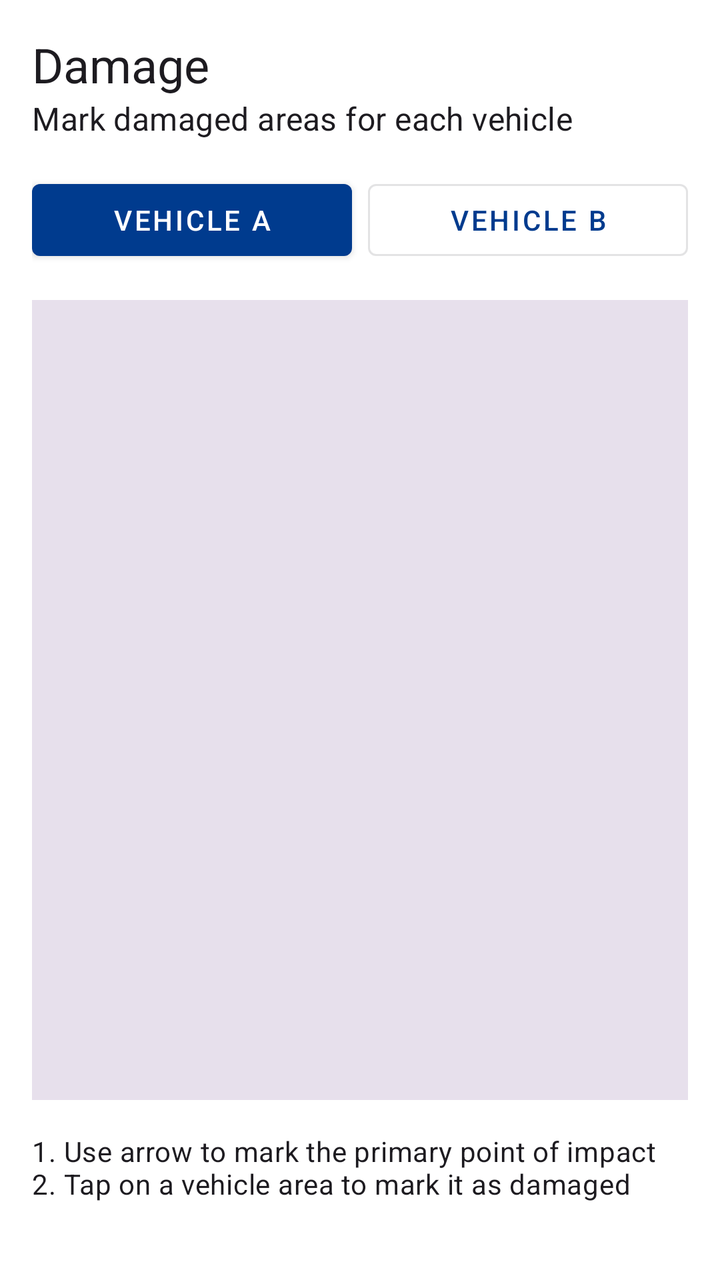
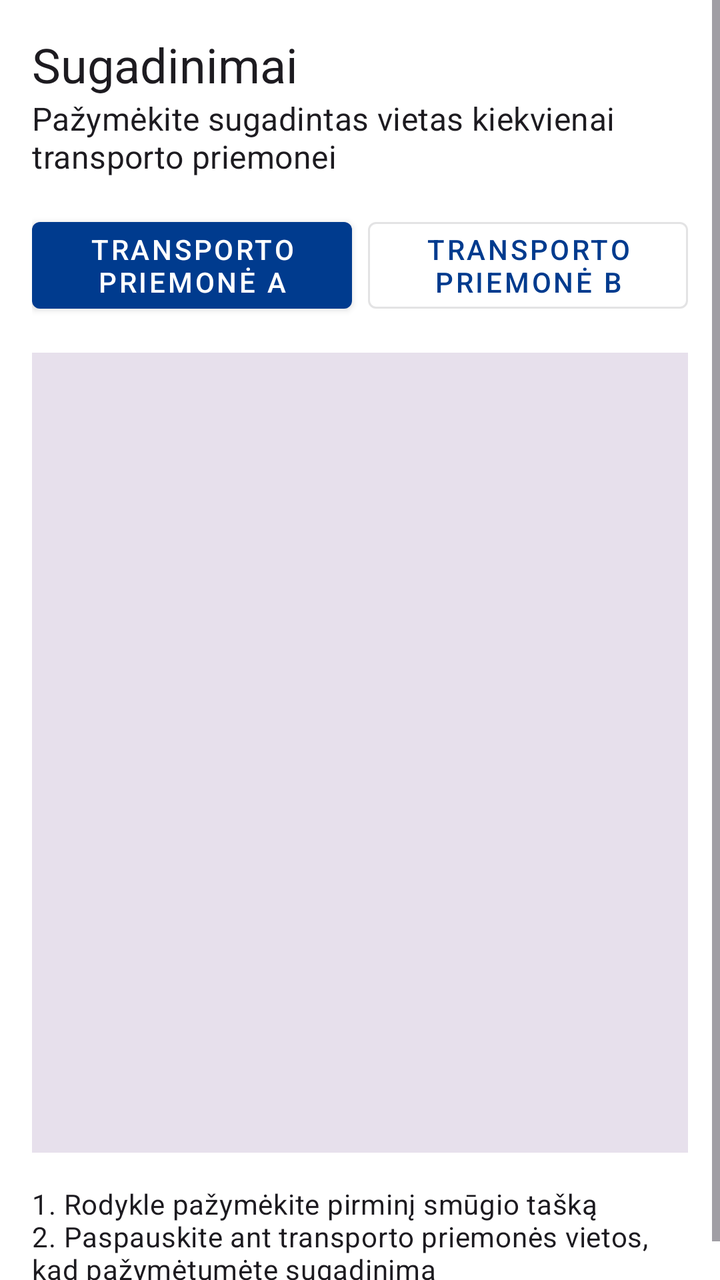

Before-and-after screenshots of an Android layout around one commit, followed by the original layout XML and the change that was made.
<!-- AndroidManifest.xml: application theme Theme.AccidentReportingApp -->
<!-- res/layout/step_damage.xml -->
<?xml version="1.0" encoding="utf-8"?>
<ScrollView xmlns:android="http://schemas.android.com/apk/res/android"
    xmlns:app="http://schemas.android.com/apk/res-auto"
    android:layout_width="match_parent"
    android:layout_height="match_parent"
    android:fillViewport="true">

    <LinearLayout
        android:layout_width="match_parent"
        android:layout_height="wrap_content"
        android:orientation="vertical"
        android:padding="16dp">

        <TextView
            android:id="@+id/header_damage"
            android:layout_width="wrap_content"
            android:layout_height="wrap_content"
            android:text="Damage"
            android:textAppearance="?attr/textAppearanceHeadline5" />

        <TextView
            android:id="@+id/subtitle_damage"
            android:layout_width="wrap_content"
            android:layout_height="wrap_content"
            android:text="Mark damaged areas for each vehicle"
            android:textAppearance="?attr/textAppearanceSubtitle1" />

        <LinearLayout
            android:layout_width="match_parent"
            android:layout_height="wrap_content"
            android:layout_marginTop="16dp"
            android:orientation="horizontal">

            <com.google.android.material.button.MaterialButton
                android:id="@+id/tab_damage_a"
                style="@style/Widget.MaterialComponents.Button"
                android:layout_width="0dp"
                android:layout_height="wrap_content"
                android:layout_weight="1"
                android:text="Vehicle A" />

            <com.google.android.material.button.MaterialButton
                android:id="@+id/tab_damage_b"
                style="@style/Widget.MaterialComponents.Button.OutlinedButton"
                android:layout_width="0dp"
                android:layout_height="wrap_content"
                android:layout_weight="1"
                android:layout_marginStart="8dp"
                android:text="Vehicle B" />
        </LinearLayout>

        <FrameLayout
            android:id="@+id/damage_diagram_container"
            android:layout_width="match_parent"
            android:layout_height="400dp"
            android:layout_marginTop="16dp"
            android:background="?attr/colorSurfaceVariant" />

        <TextView
            android:id="@+id/instructions_damage"
            android:layout_width="match_parent"
            android:layout_height="wrap_content"
            android:layout_marginTop="16dp"
            android:text="1. Use arrow to mark the primary point of impact\n2. Tap on a vehicle area to mark it as damaged"
            android:textAppearance="?attr/textAppearanceBody2" />

    </LinearLayout>
</ScrollView>
<!-- resources referenced by this layout -->
<resources>
  <style name="Theme.AccidentReportingApp" parent="Base.Theme.AccidentReportingApp" />
  <style name="Base.Theme.AccidentReportingApp" parent="Theme.Material3.DayNight.NoActionBar">
          
          <item name="colorPrimary">@color/primary</item>
          <item name="colorOnPrimary">@color/white</item>
          <item name="colorPrimaryContainer">@color/primary_container</item>
  
          
          <item name="android:windowBackground">@color/white</item>
      </style>
  <color name="primary">#003B8E</color>
  <color name="white">#FFFFFFFF</color>
  <color name="primary_container">#F0D3F7</color>
</resources>

<!-- the commit's change to res/layout/step_damage.xml (unified diff, before → after) -->
@@ -15,14 +15,14 @@
             android:id="@+id/header_damage"
             android:layout_width="wrap_content"
             android:layout_height="wrap_content"
-            android:text="Damage"
+            android:text="@string/label_damage"
             android:textAppearance="?attr/textAppearanceHeadline5" />
 
         <TextView
             android:id="@+id/subtitle_damage"
             android:layout_width="wrap_content"
             android:layout_height="wrap_content"
-            android:text="Mark damaged areas for each vehicle"
+            android:text="@string/label_mark_damages"
             android:textAppearance="?attr/textAppearanceSubtitle1" />
 
         <LinearLayout
@@ -37,7 +37,7 @@
                 android:layout_width="0dp"
                 android:layout_height="wrap_content"
                 android:layout_weight="1"
-                android:text="Vehicle A" />
+                android:text="@string/header_vehicle_a" />
 
             <com.google.android.material.button.MaterialButton
                 android:id="@+id/tab_damage_b"
@@ -46,7 +46,7 @@
                 android:layout_height="wrap_content"
                 android:layout_weight="1"
                 android:layout_marginStart="8dp"
-                android:text="Vehicle B" />
+                android:text="@string/header_vehicle_b" />
         </LinearLayout>
 
         <FrameLayout
@@ -61,7 +61,7 @@
             android:layout_width="match_parent"
             android:layout_height="wrap_content"
             android:layout_marginTop="16dp"
-            android:text="1. Use arrow to mark the primary point of impact\n2. Tap on a vehicle area to mark it as damaged"
+            android:text="@string/instr_damage"
             android:textAppearance="?attr/textAppearanceBody2" />
 
     </LinearLayout>
<!-- resource entries referenced after the edit -->
@@ -1,5 +1,10 @@
 <!-- resources referenced by this layout -->
 <resources>
+  <string name="header_vehicle_a">Transporto priemonė A</string>
+  <string name="header_vehicle_b">Transporto priemonė B</string>
+  <string name="instr_damage">1. Rodykle pažymėkite pirminį smūgio tašką\n2. Paspauskite ant transporto priemonės vietos, kad pažymėtumėte sugadinimą</string>
+  <string name="label_damage">Sugadinimai</string>
+  <string name="label_mark_damages">Pažymėkite sugadintas vietas kiekvienai transporto priemonei</string>
   <style name="Theme.AccidentReportingApp" parent="Base.Theme.AccidentReportingApp" />
   <style name="Base.Theme.AccidentReportingApp" parent="Theme.Material3.DayNight.NoActionBar">
           
